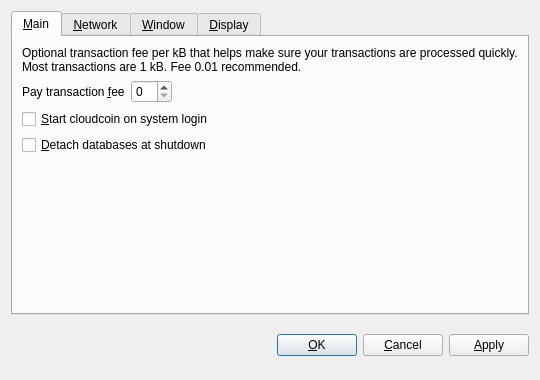
First picture: the form in src/qt/forms/optionsdialog.ui, repository yungcloud/cloudcoin, before the edit.
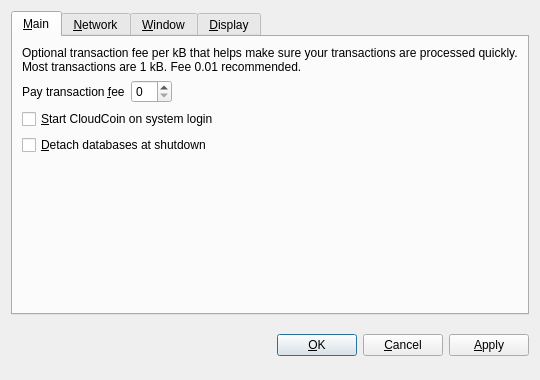
Second picture: the form after the edit. The open tabs and pages were chosen to show the change. Custom widgets are drawn as their Qt base class.

```diff
--- a/src/qt/forms/optionsdialog.ui
+++ b/src/qt/forms/optionsdialog.ui
@@ -82,7 +82,7 @@
           <string>Automatically start cloudcoin after logging in to the system.</string>
          </property>
          <property name="text">
-          <string>&amp;Start cloudcoin on system login</string>
+          <string>&amp;Start CloudCoin on system login</string>
          </property>
         </widget>
        </item>
```
Left out of the diff: 10 changed lines with no effect on the pictures.
